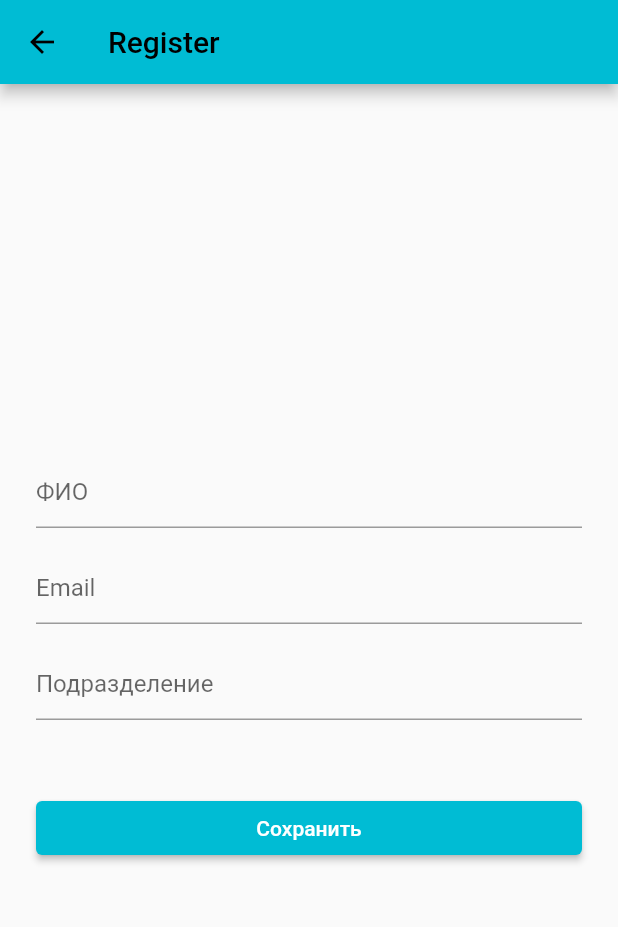
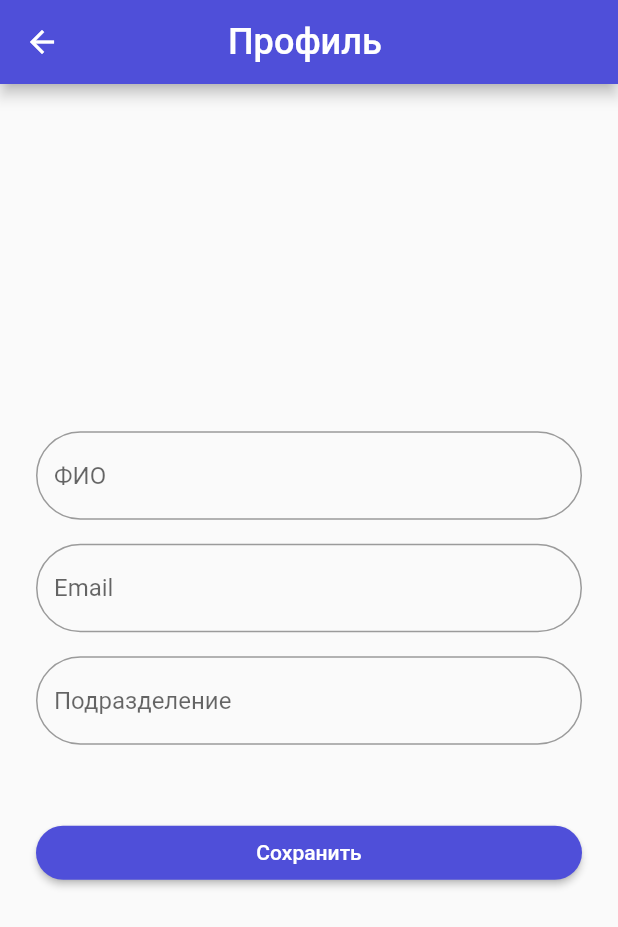
Before and after one commit to 1ldanlik/diplom-flutter-firebase, a Flutter app: the EditProfilePage screen opened directly with empty values, on a phone screen of 412 x 824 dp. Shown: the top 927 px of the screen. Run offline on Flutter 3.47's test engine with Material 2 defaults, Android fonts, the phone set to English and light mode, and no system bars; our stand-ins replace cloud_firestore, drop_shadow_image, firebase_auth, firebase_core, firebase_storage, flutter_datetime_picker and 2 more; missing offline and left inert: teledart; accounts and stored records are empty; network calls fail.

Commit message:
WithSomeRedact

```diff
--- a/lib/pages/profile_page.dart
+++ b/lib/pages/profile_page.dart
@@ -97,7 +97,7 @@ class _ProfilePageState extends State<ProfilePage> {
                         fit: BoxFit.cover,
                         height: 100,
                         width: 100,
-                      ) : null
+                      ) : Image.asset("assets/avatar_null.png", width: 100,)
                     ),
                   ),
                 ),
@@ -139,6 +139,7 @@ class _ProfilePageState extends State<ProfilePage> {
                   Container(
                       child: dateTime == null ? Row(
                         children: [
+                          SizedBox(width: 30,),
                       Text('Дата рождения: ', style: TextStyle(fontSize: 16)),
                           TextButton(onPressed: () {
                             DatePicker.showDatePicker(context,
@@ -156,7 +157,7 @@ class _ProfilePageState extends State<ProfilePage> {
                                 }, currentTime: DateTime.now(), locale: LocaleType.en);
                           },
                             child: Text(
-                              'Выбрать дату рождения',
+                              'Выбрать дату',
                               style: TextStyle(color: Colors.blue, fontSize: 18, fontWeight: FontWeight.w500),
                             ),
                           ),
--- a/lib/pages/redact_profile_page.dart
+++ b/lib/pages/redact_profile_page.dart
@@ -1,5 +1,6 @@
 import 'package:flutter/material.dart';
 import 'package:firebase_auth/firebase_auth.dart';
+import '../res/custom_colors.dart';
 import '../utils/database.dart';
 import 'profile_page.dart';
 import '../utils/fire_auth.dart';
@@ -57,7 +58,14 @@ class _EditProfilePageState extends State<EditProfilePage> {
       child:
       Scaffold(
         appBar: AppBar(
-          title: Text('Register'),
+          title: Row(
+            children: [
+              SizedBox(width: 80,),
+              Text('Профиль', style: TextStyle(fontSize: 24, color: CustomColors.customWhite),),
+            ],
+          ),
+          backgroundColor: CustomColors.customPurple,
+          leading: BackButton(color: CustomColors.customWhite,),
         ),
         body: Padding(
           padding: const EdgeInsets.all(24.0),
@@ -77,10 +85,21 @@ class _EditProfilePageState extends State<EditProfilePage> {
                         ),
                         decoration: InputDecoration(
                           hintText: "ФИО",
-                          errorBorder: UnderlineInputBorder(
-                            borderRadius: BorderRadius.circular(6.0),
-                            borderSide: BorderSide(
-                              color: Colors.red,
+                          border: const OutlineInputBorder(
+                              borderSide: BorderSide(color: Colors.blue, width: 1.0),
+                              borderRadius: const BorderRadius.all(
+                                const Radius.circular(30.0),
+                              )
+                          ),
+                          focusedBorder: const OutlineInputBorder(
+                            borderSide: BorderSide(color: Colors.grey, width: 3.0),
+                            borderRadius: const BorderRadius.all(
+                              const Radius.circular(30.0),
+                            ),
+                          ),
+                          errorBorder: const OutlineInputBorder(
+                            borderRadius: const BorderRadius.all(
+                              const Radius.circular(30.0),
                             ),
                           ),
                         ),
@@ -94,10 +113,21 @@ class _EditProfilePageState extends State<EditProfilePage> {
                         ),
                         decoration: InputDecoration(
                           hintText: "Email",
-                          errorBorder: UnderlineInputBorder(
-                            borderRadius: BorderRadius.circular(6.0),
-                            borderSide: BorderSide(
-                              color: Colors.red,
+                          border: const OutlineInputBorder(
+                              borderSide: BorderSide(color: Colors.blue, width: 1.0),
+                              borderRadius: const BorderRadius.all(
+                                const Radius.circular(30.0),
+                              )
+                          ),
+                          focusedBorder: const OutlineInputBorder(
+                            borderSide: BorderSide(color: Colors.grey, width: 3.0),
+                            borderRadius: const BorderRadius.all(
+                              const Radius.circular(30.0),
+                            ),
+                          ),
+                          errorBorder: const OutlineInputBorder(
+                            borderRadius: const BorderRadius.all(
+                              const Radius.circular(30.0),
                             ),
                           ),
                         ),
@@ -111,10 +141,21 @@ class _EditProfilePageState extends State<EditProfilePage> {
                         ),
                         decoration: InputDecoration(
                           hintText: "Подразделение",
-                          errorBorder: UnderlineInputBorder(
-                            borderRadius: BorderRadius.circular(6.0),
-                            borderSide: BorderSide(
-                              color: Colors.red,
+                          border: const OutlineInputBorder(
+                              borderSide: BorderSide(color: Colors.blue, width: 1.0),
+                              borderRadius: const BorderRadius.all(
+                                const Radius.circular(30.0),
+                              )
+                          ),
+                          focusedBorder: const OutlineInputBorder(
+                            borderSide: BorderSide(color: Colors.grey, width: 3.0),
+                            borderRadius: const BorderRadius.all(
+                              const Radius.circular(30.0),
+                            ),
+                          ),
+                          errorBorder: const OutlineInputBorder(
+                            borderRadius: const BorderRadius.all(
+                              const Radius.circular(30.0),
                             ),
                           ),
                         ),
@@ -127,6 +168,12 @@ class _EditProfilePageState extends State<EditProfilePage> {
                         children: [
                           Expanded(
                             child: ElevatedButton(
+                              style: ButtonStyle(
+                                  backgroundColor: MaterialStateProperty.all(CustomColors.customPurple),
+                                  shape: MaterialStateProperty.all<RoundedRectangleBorder>(
+                                      RoundedRectangleBorder(
+                                        borderRadius: BorderRadius.circular(18.0),
+                                      ))),
                               onPressed: () async {
                                 setState(() {
                                   _isProcessing = true;
--- a/lib/pages/register_page.dart
+++ b/lib/pages/register_page.dart
@@ -1,5 +1,6 @@
 import 'package:flutter/material.dart';
 import 'package:firebase_auth/firebase_auth.dart';
+import 'package:test_diplom_first/pages/choose_page.dart';
 import 'package:test_diplom_first/res/custom_colors.dart';
 import 'profile_page.dart';
 import '../utils/fire_auth.dart';
@@ -201,7 +202,7 @@ class _RegisterPageState extends State<RegisterPage> {
                                     .pushAndRemoveUntil(
                                   MaterialPageRoute(
                                     builder: (context) =>
-                                        ProfilePage(user: user),
+                                        ChoosePage(user: user,),
                                   ),
                                   ModalRoute.withName('/'),
                                 );
--- a/lib/widgets/telegram_list.dart
+++ b/lib/widgets/telegram_list.dart
@@ -54,6 +54,7 @@ class _ItemListState extends State<ItemList> {
               String date2 = DateFormat("yyyy-MM-dd - kk:mm").format(date.toDate().add(duration));
 
               return Ink(
+                padding: EdgeInsets.only(top: 10, bottom: 10),
                 child:
                   Container(
                   width: 160,
@@ -71,7 +72,6 @@ class _ItemListState extends State<ItemList> {
                   ),
                   child: Column(
                     children: [
-                      SizedBox(height: 10,),
                       Row(
                         children: [
                       Container(
```
Also changed, not shown: lib/pages/add_issue_page.dart (+25 -14 lines), lib/pages/jira_issues_list.dart (+18 -6 lines), lib/pages/news_page.dart (+0 -32 lines).
